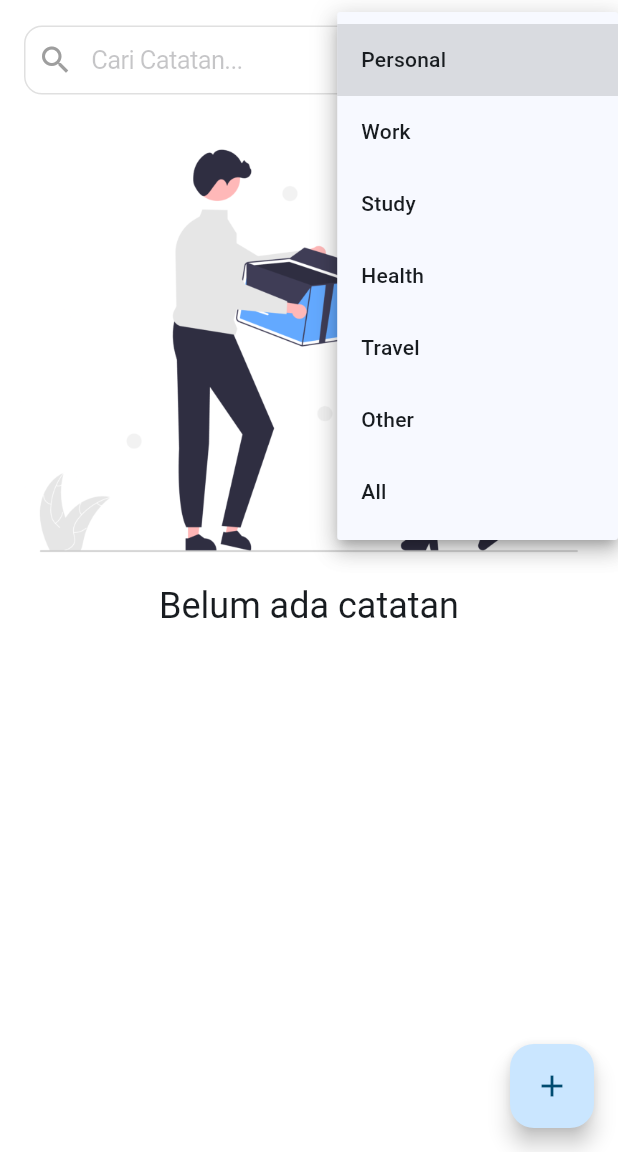
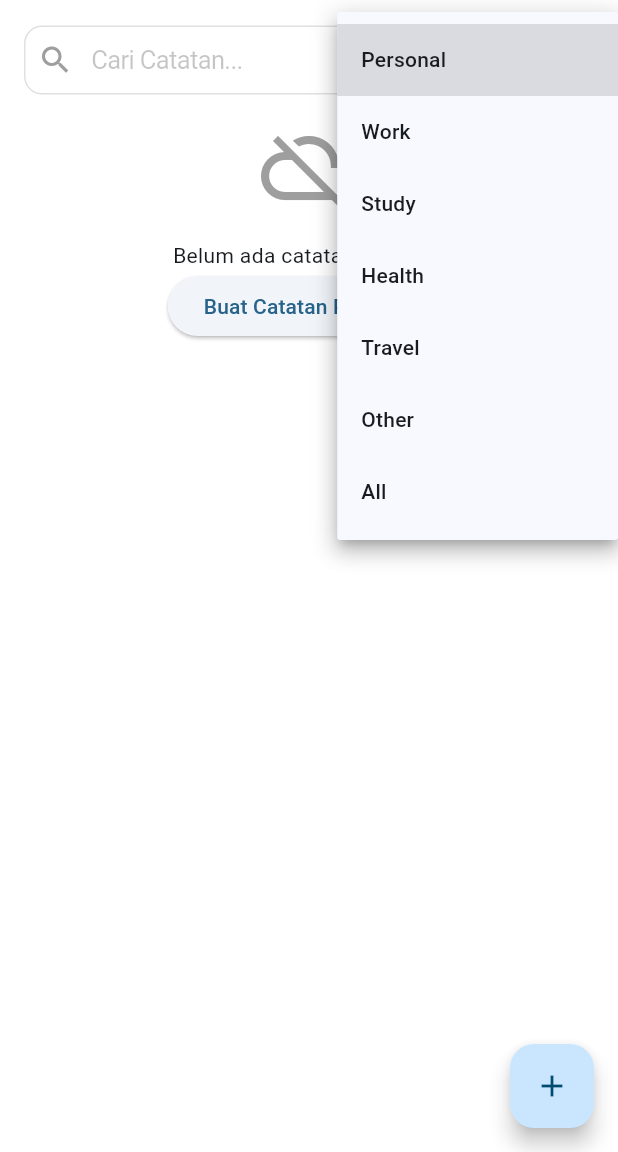
Before and after one commit to MaulIshak/logbook-app, a Flutter app: the LogView screen opened directly with empty values, after a tap on "Kategori", on a phone screen of 412 x 824 dp, the part 84-1236 px from its top. Run offline on Flutter 3.47's test engine with Material 3 defaults, Android fonts, the phone set to English and light mode, and no system bars; our stand-ins replace flutter_dotenv, shared_preferences; missing offline and left inert: mongo_dart; accounts and stored records are empty.

Commit message:
Add mongodb connection

```diff
--- a/lib/features/logbook/log_view.dart
+++ b/lib/features/logbook/log_view.dart
@@ -3,6 +3,8 @@
 import 'package:my_logbook_app/features/logbook/log_controller.dart';
 import 'package:my_logbook_app/features/logbook/models/log_model.dart';
 import 'package:my_logbook_app/features/onboarding/onboarding_view.dart';
+import 'package:my_logbook_app/helper/log_helper.dart';
+import 'package:my_logbook_app/services/mongo_service.dart';
 
 class LogView extends StatefulWidget {
   final String username;
@@ -16,11 +18,72 @@
   // Instansiasi controller
   late final LogController _controller = LogController(widget.username);
   final _formKey = GlobalKey<FormState>();
+  bool _isLoading = false;
 
   @override
   void initState() {
     super.initState();
-    _controller.loadFromDisk(widget.username);
+
+    // Memberikan kesempatan UI merender widget awal sebelum proses berat dimulai
+    Future.microtask(() => _initDatabase());
+  }
+
+  Future<void> _initDatabase() async {
+    setState(() => _isLoading = true);
+    try {
+      await LogHelper.writeLog(
+        "UI: Memulai inisialisasi database...",
+        source: "log_view.dart",
+      );
+
+      // Mencoba koneksi ke MongoDB Atlas (Cloud)
+      await LogHelper.writeLog(
+        "UI: Menghubungi MongoService.connect()...",
+        source: "log_view.dart",
+      );
+
+      // Mengaktifkan kembali koneksi dengan timeout 15 detik (lebih longgar untuk sinyal HP)
+      await MongoService().connect().timeout(
+        const Duration(seconds: 15),
+        onTimeout: () => throw Exception(
+          "Koneksi Cloud Timeout. Periksa sinyal/IP Whitelist.",
+        ),
+      );
+
+      await LogHelper.writeLog(
+        "UI: Koneksi MongoService BERHASIL.",
+        source: "log_view.dart",
+      );
+
+      // Mengambil data log dari Cloud
+      await LogHelper.writeLog(
+        "UI: Memanggil controller.loadFromDisk()...",
+        source: "log_view.dart",
+      );
+
+      await _controller.loadFromDisk(widget.username);
+
+      await LogHelper.writeLog(
+        "UI: Data berhasil dimuat ke Notifier.",
+        source: "log_view.dart",
+      );
+    } catch (e) {
+      await LogHelper.writeLog(
+        "UI: Error - $e",
+        source: "log_view.dart",
+        level: 1,
+      );
+      if (mounted) {
+        ScaffoldMessenger.of(context).showSnackBar(
+          SnackBar(content: Text("Masalah: $e"), backgroundColor: Colors.red),
+        );
+      }
+    } finally {
+      // 2. INILAH FINALLY: Apapun yang terjadi (Sukses/Gagal/Data Kosong), loading harus mati
+      if (mounted) {
+        setState(() => _isLoading = false);
+      }
+    }
   }
 
   @override
@@ -99,7 +162,7 @@
                   Expanded(
                     flex: 3,
                     child: CupertinoTextField(
-                      onChanged: (value) => _controller.searchLog(value),
+                      // onChanged: (value) => _controller.searchLog(value),
                       placeholder: "Cari Catatan...",
                       prefix: const Padding(
                         padding: EdgeInsets.only(left: 8.0),
@@ -117,7 +180,7 @@
                     flex: 2,
                     child: DropdownButtonFormField<String>(
                       isExpanded: true,
-                      onChanged: (value) => _controller.filterLog(value!),
+                      onChanged: (value) => 0,
                       items: _controller.categories
                           .map(
                             (category) => DropdownMenuItem(
@@ -149,21 +212,58 @@
             ValueListenableBuilder<List<LogModel>>(
               valueListenable: _controller.logsNotifier,
               builder: (context, currentLogs, child) {
+                if (_isLoading) {
+                  return const Center(
+                    child: Column(
+                      mainAxisSize: MainAxisSize.min,
+                      children: [
+                        CircularProgressIndicator(),
+                        SizedBox(height: 16),
+                        Text("Menghubungkan ke MongoDB Atlas..."),
+                      ],
+                    ),
+                  );
+                }
                 if (currentLogs.isEmpty) {
                   return Center(
                     child: Column(
-                      mainAxisAlignment: MainAxisAlignment.center,
+                      mainAxisSize: MainAxisSize.min,
                       children: [
-                        Image(image: AssetImage("assets/images/empty.png")),
-                        Text(
-                          "Belum ada catatan",
-                          style: textTheme.headlineSmall,
+                        const Icon(
+                          Icons.cloud_off,
+                          size: 64,
+                          color: Colors.grey,
+                        ),
+                        const SizedBox(height: 16),
+                        const Text("Belum ada catatan di Cloud."),
+                        ElevatedButton(
+                          onPressed: _showAddLogDialog,
+                          child: const Text("Buat Catatan Pertama"),
                         ),
                       ],
                     ),
                   );
                 }
+
+                // if (currentLogs.isEmpty) {
+                //   return Center(
+                //     child: Column(
+                //       mainAxisAlignment: MainAxisAlignment.center,
+                //       children: [
+                //         Image(image: AssetImage("assets/images/empty.png")),
+                //         Text(
+                //           "Belum ada catatan",
+                //           style: textTheme.headlineSmall,
+                //         ),
+                //       ],
+                //     ),
+                //   );
+                // }
                 return Expanded(
+                  child: RefreshIndicator(
+                    onRefresh: () async {
+                      await _controller.loadFromDisk(widget.username);
+                    },
                     child: ListView.builder(
                       itemCount: currentLogs.length,
                       itemBuilder: (context, index) {
@@ -182,7 +282,7 @@
                                   ),
                                 ),
                                 Text(log.description),
-                              Text(log.date),
+                                Text(log.date.toString()),
                               ],
                             ),
                             trailing: Wrap(
@@ -209,6 +309,7 @@
                           ),
                         );
                       },
+                    ),
                   ),
                 );
               },
@@ -287,7 +388,6 @@
                 _titleController.text,
                 _contentController.text,
                 widget.username,
-                selectedCategory!,
               );
 
               // Trigger UI Refresh
@@ -363,7 +463,6 @@
                 _titleController.text,
                 _contentController.text,
                 widget.username,
-                selectedCategory!,
               );
               _titleController.clear();
               _contentController.clear();
--- a/lib/features/logbook/models/log_model.dart
+++ b/lib/features/logbook/models/log_model.dart
@@ -1,37 +1,43 @@
+import 'package:mongo_dart/mongo_dart.dart';
+
 class LogModel {
+  final ObjectId? id; // Penanda unik global dari MongoDB
   final String title;
-  final String date;
   final String description;
+  final DateTime date;
   final String username;
   final String category;
 
   LogModel({
+    this.id,
     required this.title,
+    required this.description,
     required this.date,
-    required this.description,
     required this.username,
     required this.category,
   });
 
-  // Untuk Tugas HOTS: Konversi Map (JSON) ke Object
-  factory LogModel.fromMap(Map<String, dynamic> map) {
-    return LogModel(
-      title: map['title'],
-      date: map['date'],
-      description: map['description'],
-      username: map['username'],
-      category: map['category'] ?? 'Other',
-    );
-  }
-
-  // Konversi Object ke Map (JSON) untuk disimpan
+  // [CONVERT] Memasukkan data ke "Kardus" (BSON/Map) untuk dikirim ke Cloud
   Map<String, dynamic> toMap() {
     return {
+      '_id': id ?? ObjectId(), // Buat ID otomatis jika belum ada
       'title': title,
-      'date': date,
       'description': description,
+      'date': date.toIso8601String(), // Simpan tanggal dalam format standar
       'username': username,
       'category': category,
     };
   }
+
+  // [REVERT] Membongkar "Kardus" (BSON/Map) kembali menjadi objek Flutter
+  factory LogModel.fromMap(Map<String, dynamic> map) {
+    return LogModel(
+      id: map['_id'] as ObjectId?,
+      title: map['title'] ?? '',
+      description: map['description'] ?? '',
+      date: map['date'] != null ? DateTime.parse(map['date']) : DateTime.now(),
+      username: map['username'] ?? '',
+      category: map['category'] ?? '',
+    );
+  }
 }
--- /dev/null
+++ b/lib/helper/log_helper.dart
@@ -0,0 +1,59 @@
+import 'dart:developer' as dev;
+import 'package:intl/intl.dart';
+import 'package:flutter_dotenv/flutter_dotenv.dart';
+
+class LogHelper {
+  static Future<void> writeLog(
+    String message, {
+    String source = 'Unknown',
+    int level = 2,
+  }) async {
+    final int configLevel = int.tryParse(dotenv.env['LOG_LEVEL'] ?? '2') ?? 2;
+    final String muteList = dotenv.env['LOG_MUTE_LIST'] ?? '';
+
+    if (level > configLevel) return;
+    if (muteList.split(',').contains(source)) return;
+
+    try {
+      // 2. Format Waktu untuk Konsol
+      String timestamp = DateFormat('HH:mm:ss').format(DateTime.now());
+      String label = _getLabel(level);
+      String color = _getColor(level);
+
+      // 3. Output ke VS Code Debug Console (Non-blocking)
+      dev.log(message, name: source, time: DateTime.now(), level: level * 100);
+
+      // 4. Output ke Terminal (Agar Bapak bisa lihat di PC saat flutter run)
+      // Format: [14:30:05] [INFO] [log_view.dart] -> Database Terhubung
+      print('$color[$timestamp][$label][$source] -> $message\x1B[0m');
+    } catch (e) {
+      dev.log("Logging failed: $e", name: "SYSTEM", level: 1000);
+    }
+  }
+
+  static String _getLabel(int level) {
+    switch (level) {
+      case 1:
+        return "ERROR";
+      case 2:
+        return "INFO";
+      case 3:
+        return "VERBOSE";
+      default:
+        return "LOG";
+    }
+  }
+
+  static String _getColor(int level) {
+    switch (level) {
+      case 1:
+        return '\x1B[31m'; // Merah
+      case 2:
+        return '\x1B[32m'; // Hijau
+      case 3:
+        return '\x1B[34m'; // Biru
+      default:
+        return '\x1B[0m';
+    }
+  }
+}
--- /dev/null
+++ b/lib/services/mongo_service.dart
@@ -0,0 +1,168 @@
+import 'package:mongo_dart/mongo_dart.dart';
+import 'package:flutter_dotenv/flutter_dotenv.dart';
+import 'package:my_logbook_app/features/logbook/models/log_model.dart';
+import 'package:my_logbook_app/helper/log_helper.dart';
+
+class MongoService {
+  static final MongoService _instance = MongoService._internal();
+
+  // Menggunakan nullable agar kita bisa mengecek status inisialisasi
+  Db? _db;
+  DbCollection? _collection;
+
+  final String _source = "mongo_service.dart";
+
+  factory MongoService() => _instance;
+  MongoService._internal();
+
+  /// Fungsi Internal untuk memastikan koleksi siap digunakan (Anti-LateInitializationError)
+  Future<DbCollection> _getSafeCollection() async {
+    if (_db == null || !_db!.isConnected || _collection == null) {
+      await LogHelper.writeLog(
+        "INFO: Koleksi belum siap, mencoba rekoneksi...",
+        source: _source,
+        level: 3,
+      );
+      await connect();
+    }
+    return _collection!;
+  }
+
+  /// Inisialisasi Koneksi ke MongoDB Atlas
+  Future<void> connect() async {
+    try {
+      final dbUri = dotenv.env['MONGODB_URI'];
+      if (dbUri == null) throw Exception("MONGODB_URI tidak ditemukan di .env");
+
+      _db = await Db.create(dbUri);
+
+      // Timeout 15 detik agar lebih toleran terhadap jaringan seluler
+      await _db!.open().timeout(
+        const Duration(seconds: 15),
+        onTimeout: () {
+          throw Exception(
+            "Koneksi Timeout. Cek IP Whitelist (0.0.0.0/0) atau Sinyal HP.",
+          );
+        },
+      );
+
+      _collection = _db!.collection('logs');
+
+      await LogHelper.writeLog(
+        "DATABASE: Terhubung & Koleksi Siap",
+        source: _source,
+        level: 2,
+      );
+    } catch (e) {
+      await LogHelper.writeLog(
+        "DATABASE: Gagal Koneksi - $e",
+        source: _source,
+        level: 1,
+      );
+      rethrow;
+    }
+  }
+
+  /// READ: Mengambil data dari Cloud
+  Future<List<LogModel>> getLogs(String username) async {
+    try {
+      final collection = await _getSafeCollection(); // Gunakan jalur aman
+
+      await LogHelper.writeLog(
+        "INFO: Fetching data from Cloud...",
+        source: _source,
+        level: 3,
+      );
+
+      final List<Map<String, dynamic>> data = await collection
+          .find()
+          .where((e) => e['username'] == username)
+          .toList();
+      return data.map((json) => LogModel.fromMap(json)).toList();
+    } catch (e) {
+      await LogHelper.writeLog(
+        "ERROR: Fetch Failed - $e",
+        source: _source,
+        level: 1,
+      );
+      return [];
+    }
+  }
+
+  /// CREATE: Menambahkan data baru
+  Future<void> insertLog(LogModel log) async {
+    try {
+      final collection = await _getSafeCollection();
+      await collection.insertOne(log.toMap());
+
+      await LogHelper.writeLog(
+        "SUCCESS: Data '${log.title}' Saved to Cloud",
+        source: _source,
+        level: 2,
+      );
+    } catch (e) {
+      await LogHelper.writeLog(
+        "ERROR: Insert Failed - $e",
+        source: _source,
+        level: 1,
+      );
+      rethrow;
+    }
+  }
+
+  /// UPDATE: Memperbarui data berdasarkan ID
+  Future<void> updateLog(LogModel log) async {
+    try {
+      final collection = await _getSafeCollection();
+      if (log.id == null)
+        throw Exception("ID Log tidak ditemukan untuk update");
+
+      await collection.replaceOne(where.id(log.id!), log.toMap());
+
+      await LogHelper.writeLog(
+        "DATABASE: Update '${log.title}' Berhasil",
+        source: _source,
+        level: 2,
+      );
+    } catch (e) {
+      await LogHelper.writeLog(
+        "DATABASE: Update Gagal - $e",
+        source: _source,
+        level: 1,
+      );
+      rethrow;
+    }
+  }
+
+  /// DELETE: Menghapus dokumen
+  Future<void> deleteLog(ObjectId id) async {
+    try {
+      final collection = await _getSafeCollection();
+      await collection.remove(where.id(id));
+
+      await LogHelper.writeLog(
+        "DATABASE: Hapus ID $id Berhasil",
+        source: _source,
+        level: 2,
+      );
+    } catch (e) {
+      await LogHelper.writeLog(
+        "DATABASE: Hapus Gagal - $e",
+        source: _source,
+        level: 1,
+      );
+      rethrow;
+    }
+  }
+
+  Future<void> close() async {
+    if (_db != null) {
+      await _db!.close();
+      await LogHelper.writeLog(
+        "DATABASE: Koneksi ditutup",
+        source: _source,
+        level: 2,
+      );
+    }
+  }
+}
```
Also changed, not shown: lib/features/logbook/log_controller.dart (+134 -80 lines), lib/main.dart (+7 -1 lines), pubspec.yaml (+5 -2 lines), pubspec.lock, 2 other files. Lines whose indentation alone changed are shown as unchanged.
